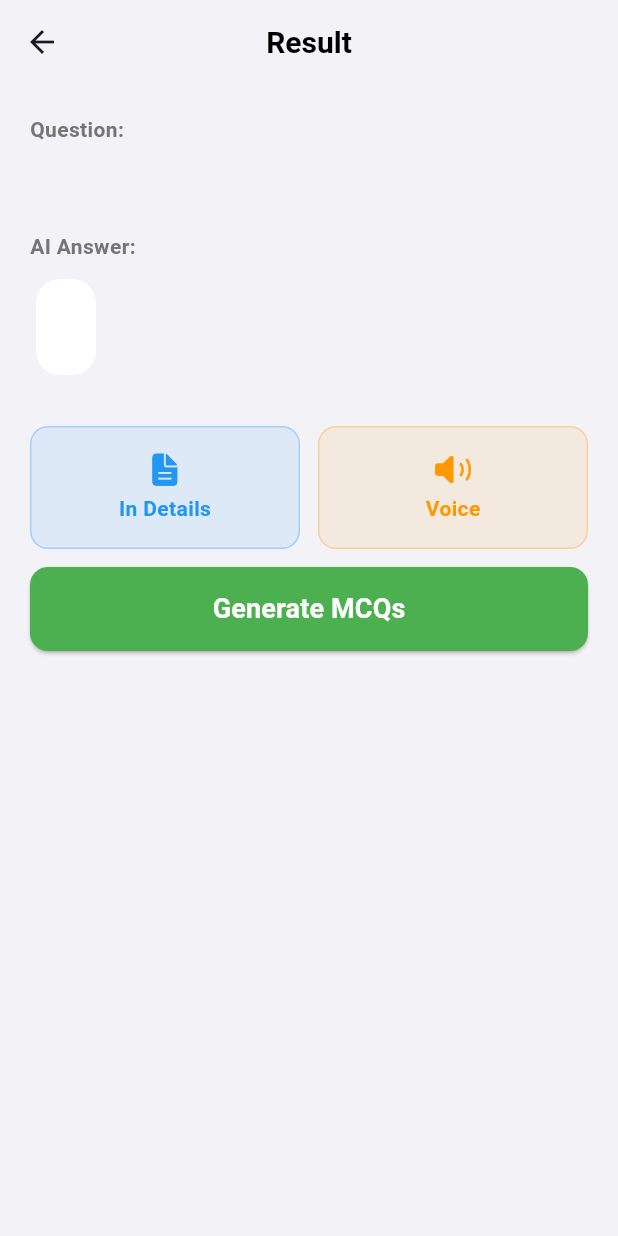
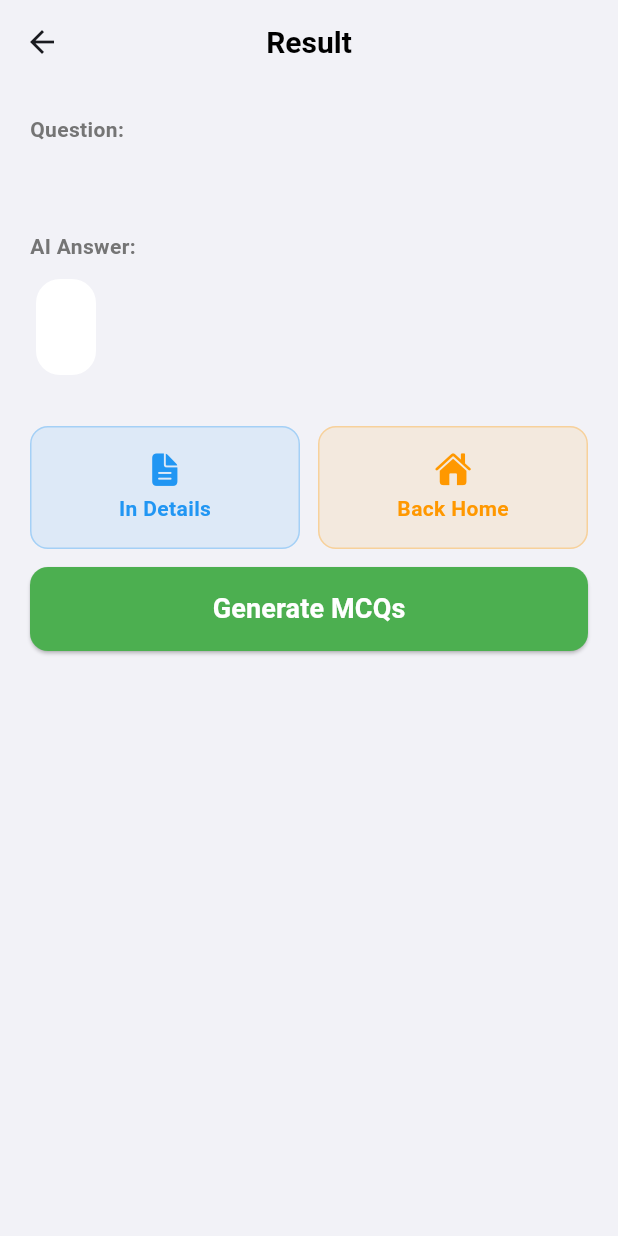
Before and after one commit to prakashraj161515-bit/ai_study_helper, a Flutter app: the ResultScreen screen opened directly with empty values, on a phone screen of 412 x 824 dp. Run offline on Flutter 3.47's test engine with Material 3 defaults, Android fonts, the phone set to English and light mode, and no system bars; our stand-ins replace connectivity_plus, google_generative_ai, image_picker, pdf, printing, shared_preferences; accounts and stored records are empty.

Commit message:
Remove flutter_tts usage from ResultScreen to fix build

```diff
--- a/lib/screens/result_screen.dart
+++ b/lib/screens/result_screen.dart
@@ -1,6 +1,5 @@
 import 'package:flutter/cupertino.dart';
 import 'package:flutter/material.dart';
-import 'package:flutter_tts/flutter_tts.dart';
 import 'package:provider/provider.dart';
 import '../providers/app_state.dart';
 import 'quiz_screen.dart';
@@ -16,7 +15,6 @@ class ResultScreen extends StatefulWidget {
 }
 
 class _ResultScreenState extends State<ResultScreen> {
-  final FlutterTts _tts = FlutterTts();
   late String _currentAnswer;
   bool _isLoading = false;
 
@@ -24,10 +22,6 @@ class _ResultScreenState extends State<ResultScreen> {
   void initState() {
     super.initState();
     _currentAnswer = widget.answer;
-  }
-
-  Future<void> _speak() async {
-    await _tts.speak(_currentAnswer);
   }
 
   Future<void> _loadDetailed() async {
@@ -103,10 +97,10 @@ class _ResultScreenState extends State<ResultScreen> {
                 Expanded(
                   child: _buildActionButton(
                     context,
-                    'Voice',
-                    CupertinoIcons.speaker_2_fill,
+                    'Back Home',
+                    CupertinoIcons.house_fill,
                     Colors.orange,
-                    _speak,
+                    () => Navigator.of(context).popUntil((route) => route.isFirst),
                   ),
                 ),
               ],
@@ -154,10 +148,4 @@ class _ResultScreenState extends State<ResultScreen> {
       ),
     );
   }
-
-  @override
-  void dispose() {
-    _tts.stop();
-    super.dispose();
-  }
 }
```
